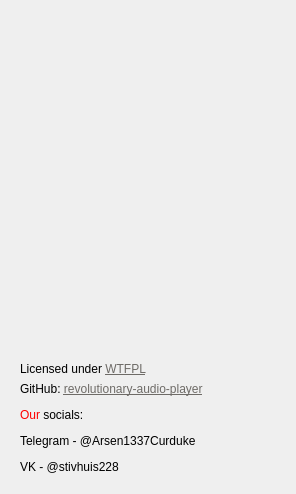
Above: src/AboutWindow/AboutWindow.ui from savannstm/revolutionary-audio-player before the change. Below: the same form after it.
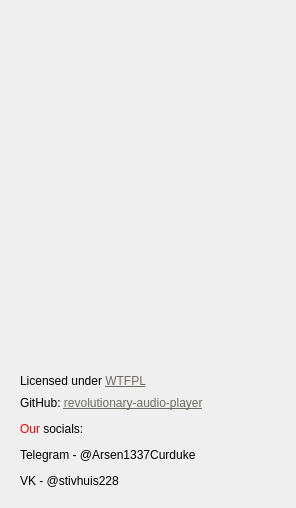
That is the form after the change.

What changed in the file:
```diff
--- a/src/AboutWindow/AboutWindow.ui
+++ b/src/AboutWindow/AboutWindow.ui
@@ -7,7 +7,7 @@
     <x>0</x>
     <y>0</y>
     <width>292</width>
-    <height>486</height>
+    <height>508</height>
    </rect>
   </property>
   <property name="sizePolicy">
```
Left out of the diff: 6 changed lines with no effect on the pictures.
